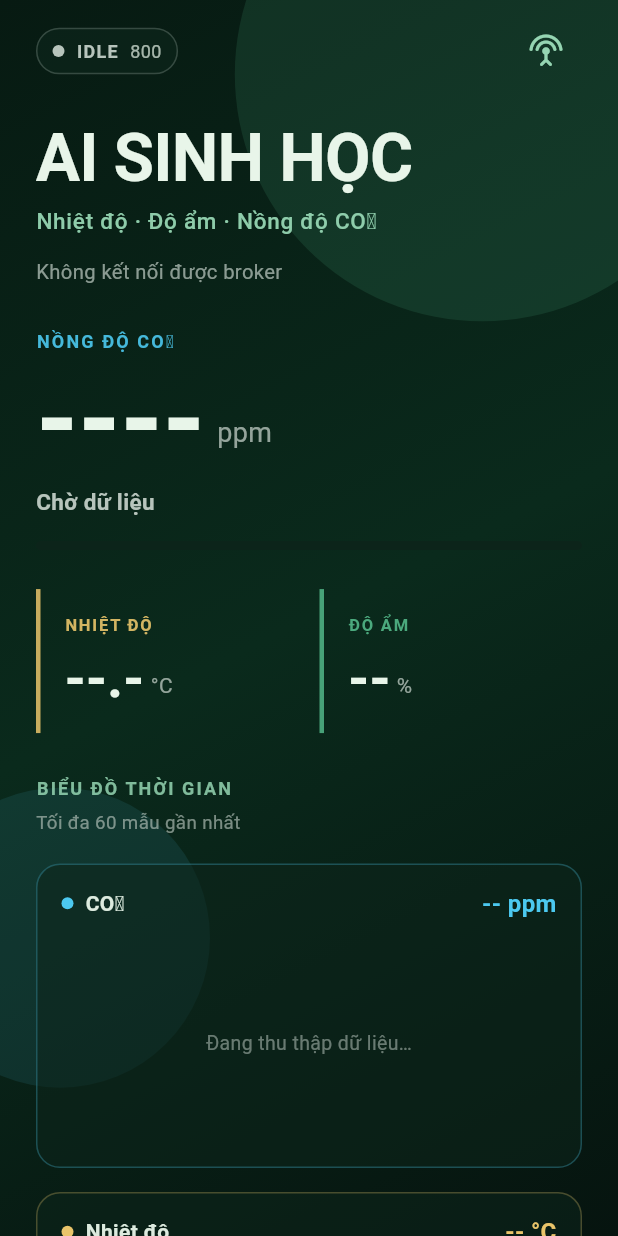
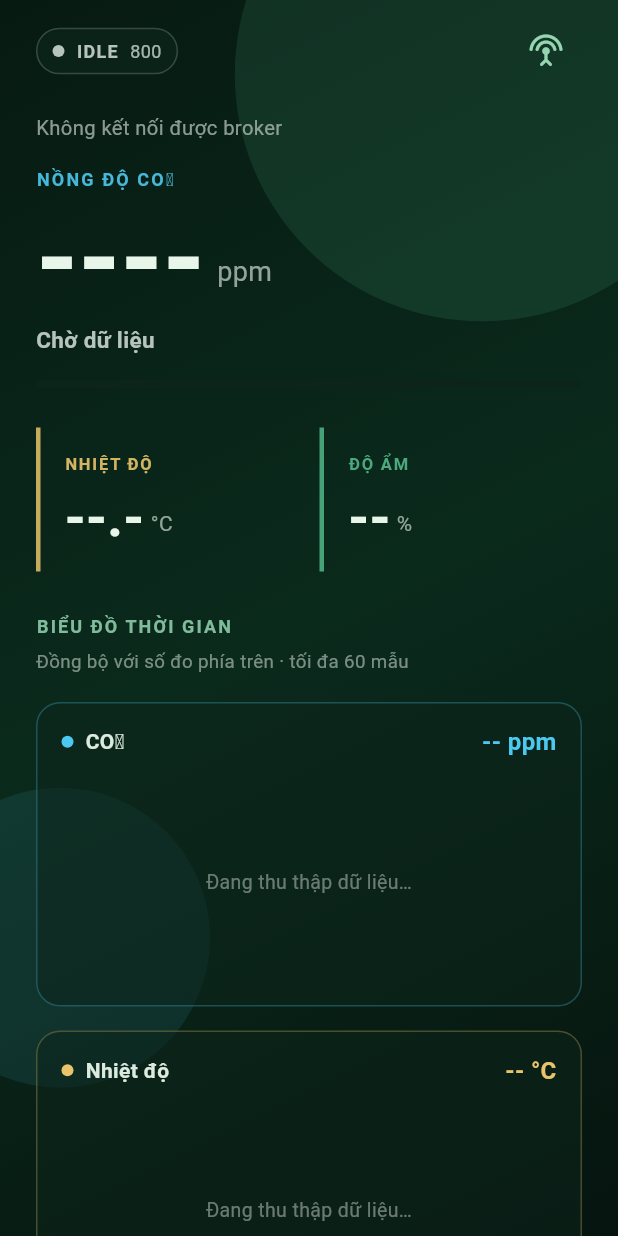
Before and after one commit to duong0411/sinh_hoc, a Flutter app: the screen it shows after launch, on a phone screen of 412 x 824 dp. Run offline on Flutter 3.47's test engine with Material 3 defaults, Android fonts, the phone set to English and light mode, and no system bars; drawn by our look-alikes of flutter_animate; our stand-ins replace shared_preferences; missing offline and left inert: mqtt_client; Roboto replaces fonts that are missing (Georgia).

Commit message:
Sync charts with live metrics, drop brand title, publish telemetry every 2.5s.
Co-authored-by: Cursor <cursoragent@cursor.com>

```diff
--- a/mobile/lib/core/bio_provider.dart
+++ b/mobile/lib/core/bio_provider.dart
@@ -18,7 +18,7 @@ class BioProvider extends ChangeNotifier {
     _mqtt = MqttService();
     _sub = _mqtt.messages.listen(_onMessage);
     _restore();
-    _staleTimer = Timer.periodic(const Duration(seconds: 5), (_) => _checkStale());
+    _staleTimer = Timer.periodic(const Duration(seconds: 1), (_) => _checkStale());
   }
 
   static const int historyMax = 60;
@@ -67,6 +67,24 @@ class BioProvider extends ChangeNotifier {
     return 'MQTT OK — chờ ESP32 (chip ${AppConfig.chipId})';
   }
 
+  /// Nhãn thời gian cập nhật — tick mỗi 1s để cảm giác realtime
+  String get lastUpdateLabel {
+    if (lastUpdate == null) return '';
+    final s = DateTime.now().difference(lastUpdate!).inSeconds;
+    if (s <= 1) return 'Vừa cập nhật';
+    if (s < 60) return 'Cập nhật $s giây trước';
+    final m = s ~/ 60;
+    if (m < 60) return 'Cập nhật $m phút trước';
+    return 'Cập nhật lúc ${_fmtClock(lastUpdate!)}';
+  }
+
+  static String _fmtClock(DateTime t) {
+    final h = t.hour.toString().padLeft(2, '0');
+    final m = t.minute.toString().padLeft(2, '0');
+    final s = t.second.toString().padLeft(2, '0');
+    return '$h:$m:$s';
+  }
+
   Future<void> _restore() async {
     final prefs = await SharedPreferences.getInstance();
     final saved = prefs.getString('chipId');
@@ -113,7 +131,6 @@ class BioProvider extends ChangeNotifier {
   Future<void> reconnect() => connect(force: true);
 
   void _checkStale() {
-    // Cập nhật nhãn LIVE/cũ mỗi 5s
     if (hasTelemetry || mqttConnected) {
       notifyListeners();
     }
@@ -127,6 +144,7 @@ class BioProvider extends ChangeNotifier {
   }
 
   void _pushHistory(ListQueue<SensorPoint> q, double value) {
+    // Đồng bộ timeline: luôn ghi mẫu mới (kể cả trùng giá trị) để chart chạy realtime
     q.addLast(SensorPoint(DateTime.now(), value));
     while (q.length > historyMax) {
       q.removeFirst();
--- a/mobile/lib/ui/home_page.dart
+++ b/mobile/lib/ui/home_page.dart
@@ -63,29 +63,7 @@ class HomePage extends StatelessWidget {
                               onChangeDevice: () =>
                                   Navigator.of(context).pushNamed('/connect'),
                             ),
-                            SizedBox(height: size.height * 0.03),
-                            Text(
-                              'AI SINH HỌC',
-                              style: Theme.of(context)
-                                  .textTheme
-                                  .displayMedium
-                                  ?.copyWith(
-                                    fontSize: size.width > 390 ? 44 : 36,
-                                  ),
-                            )
-                                .animate()
-                                .fadeIn(duration: 450.ms)
-                                .slideY(begin: 0.08, curve: Curves.easeOutCubic),
-                            const SizedBox(height: 8),
-                            Text(
-                              'Nhiệt độ · Độ ẩm · Nồng độ CO₂',
-                              style: Theme.of(context).textTheme.bodyLarge?.copyWith(
-                                    color: BioTheme.moss.withValues(alpha: 0.95),
-                                    fontSize: 15,
-                                    fontWeight: FontWeight.w500,
-                                  ),
-                            ).animate().fadeIn(delay: 60.ms),
-                            const SizedBox(height: 12),
+                            const SizedBox(height: 18),
                             Text(
                               bio.friendlyStatus,
                               style: Theme.of(context).textTheme.bodyMedium?.copyWith(
@@ -93,10 +71,10 @@ class HomePage extends StatelessWidget {
                                     color: BioTheme.soft.withValues(alpha: 0.75),
                                   ),
                             ),
-                            if (bio.lastUpdate != null) ...[
+                            if (bio.lastUpdateLabel.isNotEmpty) ...[
                               const SizedBox(height: 4),
                               Text(
-                                'Cập nhật ${_fmtTime(bio.lastUpdate!)}',
+                                bio.lastUpdateLabel,
                                 style: TextStyle(
                                   fontSize: 12,
                                   color: BioTheme.soft.withValues(alpha: 0.55),
@@ -111,11 +89,11 @@ class HomePage extends StatelessWidget {
                     // CO2 hero
                     SliverToBoxAdapter(
                       child: Padding(
-                        padding: const EdgeInsets.fromLTRB(24, 28, 24, 8),
+                        padding: const EdgeInsets.fromLTRB(24, 16, 24, 8),
                         child: _Co2Hero(
                           ppm: bio.co2,
                           label: bio.co2Label,
-                        ).animate().fadeIn(delay: 80.ms).slideY(begin: 0.06),
+                        ),
                       ),
                     ),
 
@@ -133,7 +111,7 @@ class HomePage extends StatelessWidget {
                                     : bio.temp!.toStringAsFixed(1),
                                 unit: '°C',
                                 accent: BioTheme.warn,
-                              ).animate().fadeIn(delay: 120.ms),
+                              ),
                             ),
                             const SizedBox(width: 14),
                             Expanded(
@@ -144,7 +122,7 @@ class HomePage extends StatelessWidget {
                                     : bio.humi!.toStringAsFixed(0),
                                 unit: '%',
                                 accent: BioTheme.leaf,
-                              ).animate().fadeIn(delay: 160.ms),
+                              ),
                             ),
                           ],
                         ),
@@ -155,10 +133,7 @@ class HomePage extends StatelessWidget {
                     SliverToBoxAdapter(
                       child: Padding(
                         padding: const EdgeInsets.fromLTRB(24, 20, 24, 40),
-                        child: SensorChartsSection(bio: bio)
-                            .animate()
-                            .fadeIn(delay: 200.ms)
-                            .slideY(begin: 0.04),
+                        child: SensorChartsSection(bio: bio),
                       ),
                     ),
                   ],
@@ -180,13 +155,6 @@ class HomePage extends StatelessWidget {
         color: color,
       ),
     );
-  }
-
-  static String _fmtTime(DateTime t) {
-    final h = t.hour.toString().padLeft(2, '0');
-    final m = t.minute.toString().padLeft(2, '0');
-    final s = t.second.toString().padLeft(2, '0');
-    return '$h:$m:$s';
   }
 }
 
--- a/mobile/lib/ui/sensor_charts.dart
+++ b/mobile/lib/ui/sensor_charts.dart
@@ -25,7 +25,7 @@ class SensorChartsSection extends StatelessWidget {
         ),
         const SizedBox(height: 6),
         Text(
-          'Tối đa ${BioProvider.historyMax} mẫu gần nhất',
+          'Đồng bộ với số đo phía trên · tối đa ${BioProvider.historyMax} mẫu',
           style: TextStyle(
             fontSize: 12.5,
             color: BioTheme.soft.withValues(alpha: 0.65),
@@ -37,7 +37,9 @@ class SensorChartsSection extends StatelessWidget {
           unit: 'ppm',
           color: BioTheme.co2,
           points: bio.co2History.toList(),
-          minHint: 400,
+          liveValue: bio.co2,
+          minSpan: 80,
+          minHint: 350,
           maxHint: 2000,
         ),
         const SizedBox(height: 16),
@@ -46,6 +48,8 @@ class SensorChartsSection extends StatelessWidget {
           unit: '°C',
           color: BioTheme.warn,
           points: bio.tempHistory.toList(),
+          liveValue: bio.temp,
+          minSpan: 4,
           minHint: 15,
           maxHint: 40,
         ),
@@ -55,6 +59,8 @@ class SensorChartsSection extends StatelessWidget {
           unit: '%',
           color: BioTheme.leaf,
           points: bio.humiHistory.toList(),
+          liveValue: bio.humi,
+          minSpan: 10,
           minHint: 20,
           maxHint: 90,
         ),
@@ -69,6 +75,8 @@ class _ChartCard extends StatelessWidget {
     required this.unit,
     required this.color,
     required this.points,
+    required this.liveValue,
+    required this.minSpan,
     required this.minHint,
     required this.maxHint,
   });
@@ -77,28 +85,51 @@ class _ChartCard extends StatelessWidget {
   final String unit;
   final Color color;
   final List<SensorPoint> points;
+  final double? liveValue;
+  final double minSpan;
   final double minHint;
   final double maxHint;
 
   @override
   Widget build(BuildContext context) {
-    final hasData = points.length >= 2;
-    final latest = points.isEmpty ? null : points.last.value;
+    // Số góc phải = số hero phía trên (live), không lấy lệch từ history cũ
+    final display = liveValue ?? (points.isEmpty ? null : points.last.value);
+
+    // Đảm bảo chart có ≥2 điểm để vẽ; gắn live vào cuối nếu history lệch
+    final plot = <SensorPoint>[...points];
+    if (liveValue != null) {
+      if (plot.isEmpty || plot.last.value != liveValue) {
+        plot.add(SensorPoint(DateTime.now(), liveValue!));
+      }
+    }
+    if (plot.length == 1) {
+      plot.insert(0, SensorPoint(plot.first.at.subtract(const Duration(seconds: 1)), plot.first.value));
+    }
+    final hasData = plot.length >= 2;
 
     double minY = minHint;
     double maxY = maxHint;
     if (hasData) {
-      final vals = points.map((e) => e.value);
-      minY = vals.reduce((a, b) => a < b ? a : b);
-      maxY = vals.reduce((a, b) => a > b ? a : b);
-      final pad = ((maxY - minY).abs() < 1 ? 2.0 : (maxY - minY) * 0.18);
-      minY -= pad;
-      maxY += pad;
-      if (minY == maxY) {
-        minY -= 1;
-        maxY += 1;
+      final vals = plot.map((e) => e.value);
+      var lo = vals.reduce((a, b) => a < b ? a : b);
+      var hi = vals.reduce((a, b) => a > b ? a : b);
+      if (hi - lo < minSpan) {
+        final mid = (lo + hi) / 2;
+        lo = mid - minSpan / 2;
+        hi = mid + minSpan / 2;
+      } else {
+        final pad = (hi - lo) * 0.12;
+        lo -= pad;
+        hi += pad;
       }
+      minY = lo;
+      maxY = hi;
     }
+
+    final chartKey = ValueKey(
+      '${title}_${plot.length}_${display?.toStringAsFixed(2) ?? '-'}_'
+      '${plot.isEmpty ? 0 : plot.last.at.millisecondsSinceEpoch}',
+    );
 
     return Container(
       padding: const EdgeInsets.fromLTRB(16, 14, 16, 12),
@@ -128,9 +159,7 @@ class _ChartCard extends StatelessWidget {
               ),
               const Spacer(),
               Text(
-                latest == null
-                    ? '-- $unit'
-                    : '${_fmt(latest)} $unit',
+                display == null ? '-- $unit' : '${_fmt(display)} $unit',
                 style: TextStyle(
                   fontFamily: 'Georgia',
                   fontSize: 16,
@@ -145,11 +174,12 @@ class _ChartCard extends StatelessWidget {
             height: 140,
             child: hasData
                 ? LineChart(
+                    key: chartKey,
                     LineChartData(
                       minY: minY,
                       maxY: maxY,
                       minX: 0,
-                      maxX: (points.length - 1).toDouble(),
+                      maxX: (plot.length - 1).toDouble(),
                       gridData: FlGridData(
                         show: true,
                         drawVerticalLine: false,
@@ -207,15 +237,23 @@ class _ChartCard extends StatelessWidget {
                       lineBarsData: [
                         LineChartBarData(
                           spots: [
-                            for (var i = 0; i < points.length; i++)
-                              FlSpot(i.toDouble(), points[i].value),
+                            for (var i = 0; i < plot.length; i++)
+                              FlSpot(i.toDouble(), plot[i].value),
                           ],
                           isCurved: true,
-                          curveSmoothness: 0.28,
+                          curveSmoothness: 0.2,
                           color: color,
                           barWidth: 2.4,
                           isStrokeCapRound: true,
-                          dotData: const FlDotData(show: false),
+                          dotData: FlDotData(
+                            show: plot.length <= 8,
+                            getDotPainter: (spot, percent, bar, index) =>
+                                FlDotCirclePainter(
+                              radius: 2.5,
+                              color: color,
+                              strokeWidth: 0,
+                            ),
+                          ),
                           belowBarData: BarAreaData(
                             show: true,
                             gradient: LinearGradient(
--- a/mobile/pubspec.yaml
+++ b/mobile/pubspec.yaml
@@ -1,7 +1,7 @@
 name: ai_sinh_hoc
 description: "App giám sát AI Sinh Học — nhiệt độ, độ ẩm, CO2 qua MQTT AloT."
 publish_to: "none"
-version: 1.0.4+4
+version: 1.0.5+5
 
 environment:
   sdk: ^3.5.0
```
Also changed, not shown: 1 other file.
